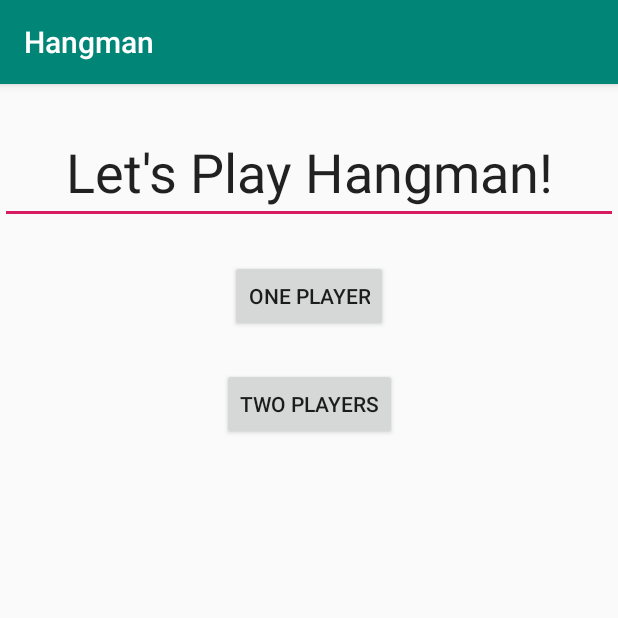
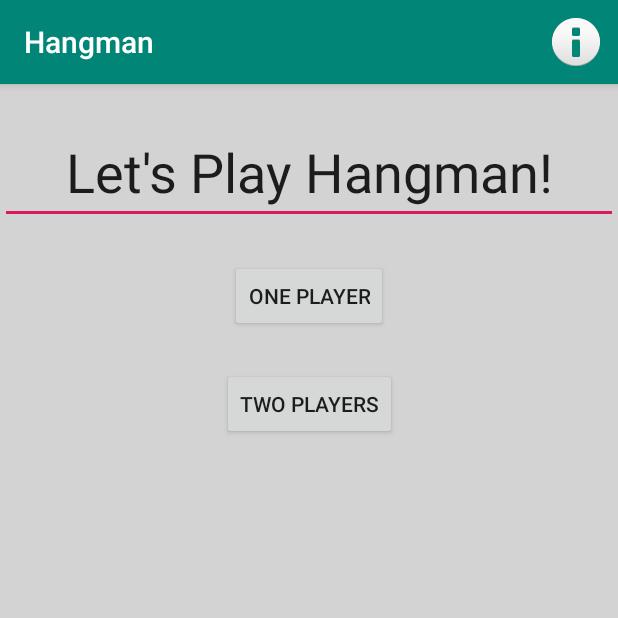
Before and after one commit to clarkmyfancy/HangmanApp, an Android app: the screen it shows after launch (MainActivity), on a phone screen of 412 x 824 dp, the top half of it. Run offline under Robolectric (Android 15) with nearby library versions, the phone set to English and light mode, and no system bars.

Commit message:
continued tutorial/ learning phase

```diff
--- a/app/src/main/java/com/example/hangman/MainActivity.kt
+++ b/app/src/main/java/com/example/hangman/MainActivity.kt
@@ -3,17 +3,26 @@ package com.example.hangman
 import android.content.Intent
 import androidx.appcompat.app.AppCompatActivity
 import android.os.Bundle
+import android.util.Log
+import android.view.Menu
+import android.view.MenuItem
 import android.view.View
-import android.widget.Button
+import android.view.animation.AnimationUtils
+import androidx.appcompat.app.AlertDialog
 
 //const val COMPUTER_MESSAGE = "com.example.hangman.COMPUTER_MESSAGE"
 //const val PERSON_MESSAGE = "com.example.hangman.PERSON_MESSAGE"
+
+// sets the tag value to conain the name of the class
+val TAG = MainActivity::class.java.simpleName
 
 class MainActivity : AppCompatActivity() {
 
     override fun onCreate(savedInstanceState: Bundle?) {
         super.onCreate(savedInstanceState)
         setContentView(R.layout.activity_main)
+        Log.d(TAG, "onCreate called. Score is: 129")
+        // onCreate gets called when the device is rotated!!!
     }
 
     fun startComputerPicksRandomWordMode(view: View) {
@@ -25,6 +34,33 @@ class MainActivity : AppCompatActivity() {
     fun startUserCreatesWordMode(view: View) {
         val intent = Intent(this, ChosenWordMode::class.java).apply{
         }
+        val bounceAnimation = AnimationUtils.loadAnimation(this, R.anim.bounce)
+        view.startAnimation(bounceAnimation)
         startActivity(intent)
     }
+
+    override fun onCreateOptionsMenu(menu: Menu?): Boolean {
+        super.onCreateOptionsMenu(menu)
+        menuInflater.inflate(R.menu.menu, menu)
+        return true
+    }
+
+    override fun onOptionsItemSelected(item: MenuItem): Boolean {
+        if (item.itemId == R.id.action_about) {
+            showInfo()
+        }
+        return true
+    }
+
+    private fun showInfo() {
+        val dialogTitle = getString(R.string.about_title, BuildConfig.VERSION_NAME)
+        val dialogMessage = getString(R.string.about_message)
+        val builder = AlertDialog.Builder(this)
+        builder.setTitle(dialogTitle)
+        builder.setMessage(dialogMessage)
+        builder.create().show()
+
+
+    }
+
 }
--- /dev/null
+++ b/app/src/main/res/anim/bounce.xml
@@ -0,0 +1,15 @@
+<?xml version="1.0" encoding="utf-8"?>
+<set xmlns:android="http://schemas.android.com/apk/res/android"
+
+     android:fillAfter="true"
+     android:interpolator="@android:anim/bounce_interpolator">
+
+     <scale
+             android:duration="2000"
+             android:fromXScale="2.0"
+             android:fromYScale="2.0"
+             android:pivotX="50%"
+             android:pivotY="50%"
+             android:toXScale="1.0"
+             android:toYScale="1.0"/>
+</set>
--- a/app/src/main/res/layout/activity_main.xml
+++ b/app/src/main/res/layout/activity_main.xml
@@ -5,7 +5,7 @@
         xmlns:app="http://schemas.android.com/apk/res-auto"
         android:layout_width="match_parent"
         android:layout_height="match_parent"
-        tools:context=".MainActivity">
+        tools:context=".MainActivity" android:background="@color/background_color">
 
     <EditText
             android:layout_width="match_parent"
--- /dev/null
+++ b/app/src/main/res/menu/menu.xml
@@ -0,0 +1,6 @@
+<?xml version="1.0" encoding="utf-8"?>
+<menu xmlns:app="http://schemas.android.com/apk/res-auto" xmlns:android="http://schemas.android.com/apk/res/android">
+
+    <item android:title="@string/about_menu" android:id="@+id/action_about"
+          android:icon="@android:drawable/ic_dialog_info" app:showAsAction="always"/>
+</menu>
--- a/app/src/main/res/values/colors.xml
+++ b/app/src/main/res/values/colors.xml
@@ -7,4 +7,5 @@
     <color name="green">#0f0</color>
     <color name="blue">#00f</color>
     <color name="white">#fff</color>
+    <color name="background_color">#d3d3d3</color>
 </resources>
--- a/app/src/main/res/values/strings.xml
+++ b/app/src/main/res/values/strings.xml
@@ -12,4 +12,7 @@
     <string name="askForGuess">Guess a letter</string>
     <string name="onePlayer">One Player</string>
     <string name="twoPlayer">Two Players</string>
+    <string name="about_menu">About</string>
+    <string name="about_title">Hangman</string>
+    <string name="about_message">Created by Conrad</string>
 </resources>
```
